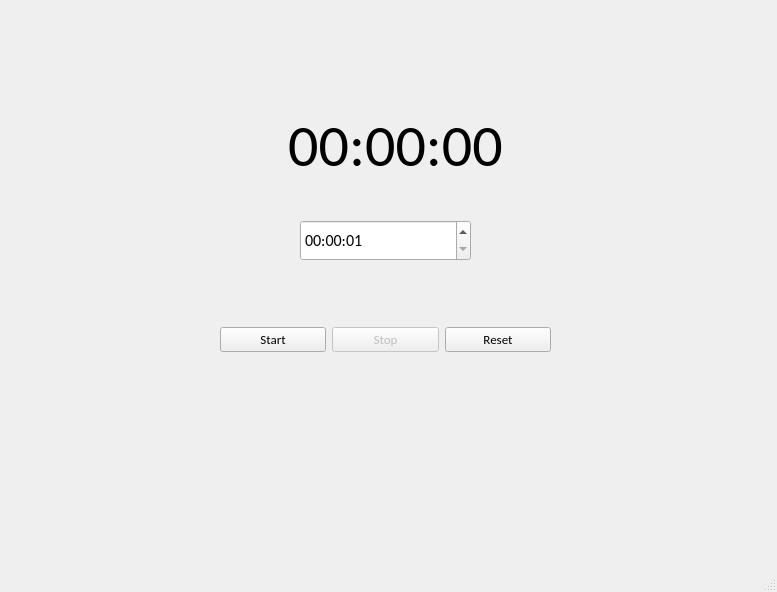
This is task2/Timer/mainwindow.ui in tinrael/tasks as Qt 5 draws it before an edit. The edited form follows.
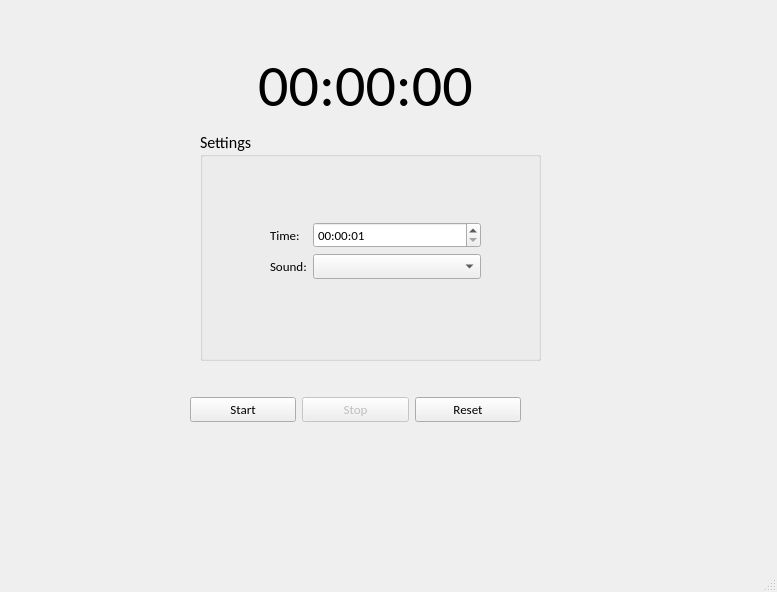
This is the edited form.

Commit message: Added the form layout and the group box

```diff
--- a/task2/Timer/mainwindow.ui
+++ b/task2/Timer/mainwindow.ui
@@ -20,8 +20,8 @@
    <widget class="QLabel" name="lblRemainingTime">
     <property name="geometry">
      <rect>
-      <x>240</x>
-      <y>90</y>
+      <x>210</x>
+      <y>30</y>
       <width>311</width>
       <height>111</height>
      </rect>
@@ -42,8 +42,8 @@
    <widget class="QWidget" name="horizontalLayoutWidget">
     <property name="geometry">
      <rect>
-      <x>220</x>
-      <y>300</y>
+      <x>190</x>
+      <y>370</y>
       <width>331</width>
       <height>80</height>
      </rect>
@@ -96,16 +96,13 @@
      </item>
     </layout>
    </widget>
-   <widget class="QTimeEdit" name="teTimeSetup">
-    <property name="enabled">
-     <bool>true</bool>
-    </property>
+   <widget class="QGroupBox" name="gbSettings">
     <property name="geometry">
      <rect>
-      <x>300</x>
-      <y>220</y>
-      <width>171</width>
-      <height>41</height>
+      <x>200</x>
+      <y>130</y>
+      <width>341</width>
+      <height>231</height>
      </rect>
     </property>
     <property name="font">
@@ -114,19 +111,89 @@
       <pointsize>12</pointsize>
      </font>
     </property>
-    <property name="buttonSymbols">
-     <enum>QAbstractSpinBox::UpDownArrows</enum>
+    <property name="title">
+     <string>Settings</string>
     </property>
-    <property name="minimumTime">
-     <time>
-      <hour>0</hour>
-      <minute>0</minute>
-      <second>1</second>
-     </time>
+    <property name="alignment">
+     <set>Qt::AlignLeading|Qt::AlignLeft|Qt::AlignVCenter</set>
     </property>
-    <property name="displayFormat">
-     <string>HH:mm:ss</string>
-    </property>
+    <widget class="QWidget" name="">
+     <property name="geometry">
+      <rect>
+       <x>70</x>
+       <y>70</y>
+       <width>211</width>
+       <height>101</height>
+      </rect>
+     </property>
+     <layout class="QFormLayout" name="formLayout">
+      <property name="formAlignment">
+       <set>Qt::AlignLeading|Qt::AlignLeft|Qt::AlignVCenter</set>
+      </property>
+      <item row="0" column="0">
+       <widget class="QLabel" name="lblTime">
+        <property name="font">
+         <font>
+          <family>Calibri</family>
+          <pointsize>10</pointsize>
+         </font>
+        </property>
+        <property name="text">
+         <string>Time:</string>
+        </property>
+       </widget>
+      </item>
+      <item row="0" column="1">
+       <widget class="QTimeEdit" name="teTimeSetup">
+        <property name="enabled">
+         <bool>true</bool>
+        </property>
+        <property name="font">
+         <font>
+          <family>Calibri</family>
+          <pointsize>10</pointsize>
+         </font>
+        </property>
+        <property name="buttonSymbols">
+         <enum>QAbstractSpinBox::UpDownArrows</enum>
+        </property>
+        <property name="minimumTime">
+         <time>
+          <hour>0</hour>
+          <minute>0</minute>
+          <second>1</second>
+         </time>
+        </property>
+        <property name="displayFormat">
+         <string>HH:mm:ss</string>
+        </property>
+       </widget>
+      </item>
+      <item row="1" column="0">
+       <widget class="QLabel" name="lblSound">
+        <property name="font">
+         <font>
+          <family>Calibri</family>
+          <pointsize>10</pointsize>
+         </font>
+        </property>
+        <property name="text">
+         <string>Sound:</string>
+        </property>
+       </widget>
+      </item>
+      <item row="1" column="1">
+       <widget class="QComboBox" name="cbSounds">
+        <property name="font">
+         <font>
+          <family>Calibri</family>
+          <pointsize>10</pointsize>
+         </font>
+        </property>
+       </widget>
+      </item>
+     </layout>
+    </widget>
    </widget>
   </widget>
   <widget class="QMenuBar" name="menubar">
```
